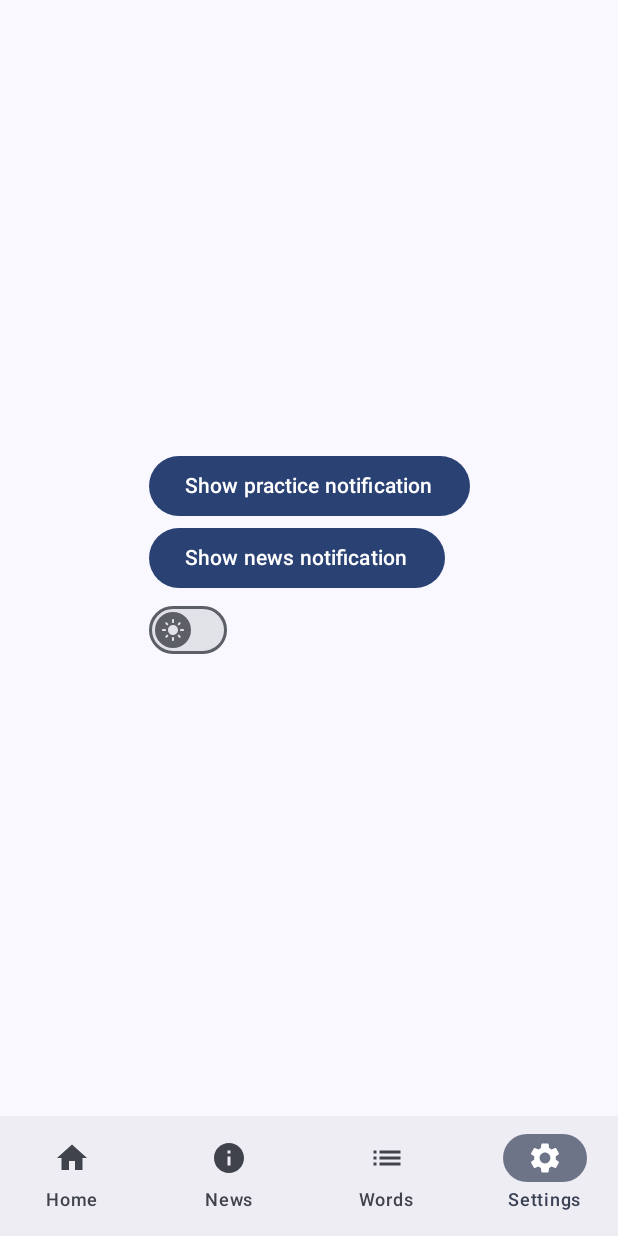
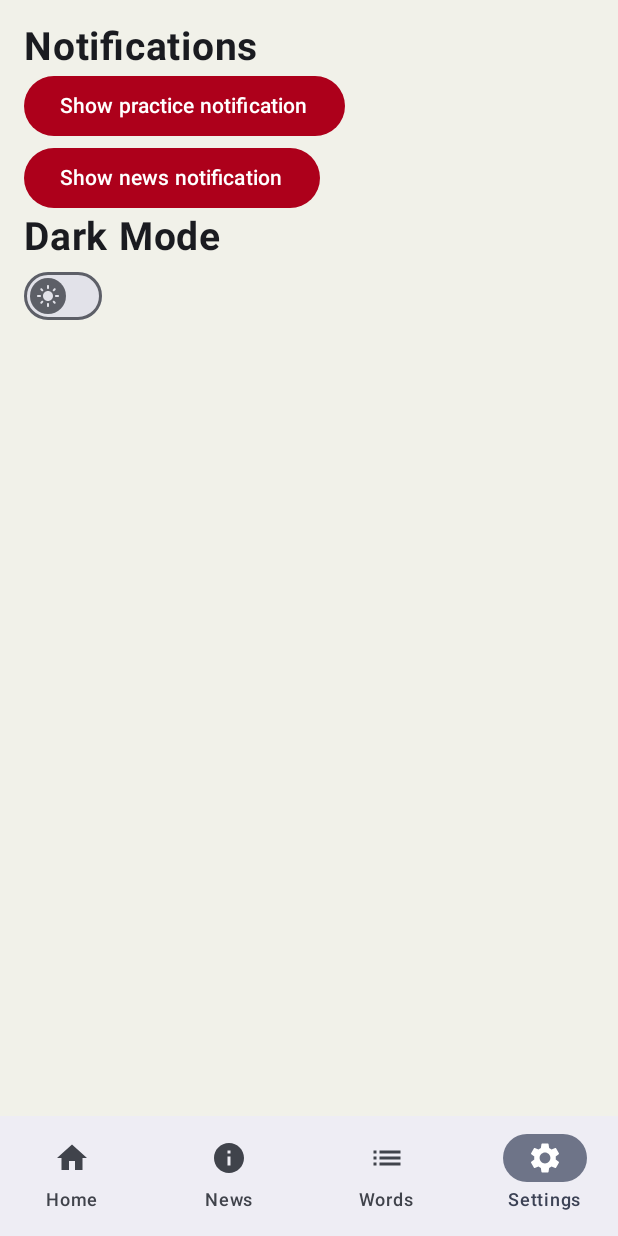
Before and after one commit to JeromeNL/DuoGerman, an Android app built with Jetpack Compose: the SettingsScreen screen opened through its navigation route, on a phone screen of 412 x 824 dp. Run offline under Robolectric (Android 15) with nearby library versions, the phone set to English and light mode, and no system bars.

Commit message:
Settings screen changed

```diff
--- a/app/src/main/java/nl/joramkwetters/duogerman/Screens/NewsScreen.kt
+++ b/app/src/main/java/nl/joramkwetters/duogerman/Screens/NewsScreen.kt
@@ -5,6 +5,7 @@ import androidx.compose.foundation.background
 import androidx.compose.foundation.layout.Box
 import androidx.compose.foundation.layout.Column
 import androidx.compose.foundation.layout.fillMaxWidth
+import androidx.compose.foundation.layout.height
 import androidx.compose.foundation.layout.padding
 import androidx.compose.foundation.layout.size
 import androidx.compose.foundation.lazy.LazyColumn
@@ -39,6 +40,7 @@ import java.time.LocalDateTime
 import java.time.format.DateTimeFormatter
 import java.util.Locale
 import kotlinx.coroutines.delay
+import nl.joramkwetters.duogerman.ui.theme.CustomDefaultRed
 
 @Composable
 fun NewsScreen(newsViewModel: NewsViewModel = viewModel()) {
--- a/app/src/main/java/nl/joramkwetters/duogerman/Screens/SettingsScreen.kt
+++ b/app/src/main/java/nl/joramkwetters/duogerman/Screens/SettingsScreen.kt
@@ -5,11 +5,13 @@ import android.content.Context
 import android.content.Intent
 import android.os.Build
 import androidx.annotation.RequiresApi
+import androidx.compose.foundation.background
 import androidx.compose.foundation.layout.Arrangement
 import androidx.compose.foundation.layout.Box
 import androidx.compose.foundation.layout.Column
 import androidx.compose.foundation.layout.Row
 import androidx.compose.foundation.layout.fillMaxSize
+import androidx.compose.foundation.layout.padding
 import androidx.compose.foundation.layout.size
 import androidx.compose.material.icons.Icons
 import androidx.compose.material.icons.rounded.Add
@@ -17,6 +19,7 @@ import androidx.compose.material.icons.rounded.ArrowBack
 import androidx.compose.material.icons.rounded.DarkMode
 import androidx.compose.material.icons.rounded.LightMode
 import androidx.compose.material3.Button
+import androidx.compose.material3.ButtonDefaults
 import androidx.compose.material3.Icon
 import androidx.compose.material3.MaterialTheme
 import androidx.compose.material3.Scaffold
@@ -31,6 +34,10 @@ import androidx.compose.runtime.rememberCoroutineScope
 import androidx.compose.runtime.setValue
 import androidx.compose.ui.Alignment
 import androidx.compose.ui.Modifier
+import androidx.compose.ui.graphics.Color
+import androidx.compose.ui.text.font.FontWeight
+import androidx.compose.ui.unit.dp
+import androidx.compose.ui.unit.sp
 import com.google.accompanist.permissions.ExperimentalPermissionsApi
 import com.google.accompanist.permissions.isGranted
 import com.google.accompanist.permissions.rememberPermissionState
@@ -38,6 +45,8 @@ import kotlinx.coroutines.launch
 import nl.joramkwetters.duogerman.GermanNotificationService
 import nl.joramkwetters.duogerman.ViewModels.ThemeViewModel
 import nl.joramkwetters.duogerman.data.DataStoreUtil
+import nl.joramkwetters.duogerman.ui.theme.CustomBackgroundLightGray
+import nl.joramkwetters.duogerman.ui.theme.CustomDefaultRed
 
 @RequiresApi(Build.VERSION_CODES.TIRAMISU)
 @OptIn(ExperimentalPermissionsApi::class)
@@ -55,17 +64,29 @@ fun SettingsScreen(context: Context, dataStoreUtil: DataStoreUtil, themeViewMode
         }
     }
 
-    Column {
+    Column(modifier = Modifier.background(CustomBackgroundLightGray)) {
         Row(
-            modifier = Modifier.fillMaxSize(),
-            horizontalArrangement = Arrangement.Center,
-            verticalAlignment = Alignment.CenterVertically
+            modifier = Modifier
+                .fillMaxSize()
+                .padding(16.dp)
+
+
         ) {
             Column {
+                Text(
+                    text = "Notifications",
+                    modifier = Modifier,
+                    fontSize = 26.sp,
+                    fontWeight = FontWeight.Bold
+                )
                 Button(
                     onClick = {
                         germanNotificationService.showPracticeNotification()
-                    }
+                    },
+                    colors = ButtonDefaults.buttonColors(
+                        containerColor = CustomDefaultRed
+                    )
+
                 ){
                     Text("Show practice notification")
                 }
@@ -73,10 +94,19 @@ fun SettingsScreen(context: Context, dataStoreUtil: DataStoreUtil, themeViewMode
                 Button(
                     onClick = {
                         germanNotificationService.showNewsNotification()
-                    }
+                    },
+                    colors = ButtonDefaults.buttonColors(
+                        containerColor = CustomDefaultRed
+                    )
                 ){
                     Text("Show news notification")
                 }
+                Text(
+                    text = "Dark Mode",
+                    modifier = Modifier,
+                    fontSize = 26.sp,
+                    fontWeight = FontWeight.Bold
+                )
                 DarkmodeSwitch(themeViewModel = themeViewModel, dataStoreUtil = dataStoreUtil)
 
             }
@@ -111,7 +141,7 @@ fun DarkmodeSwitch(themeViewModel: ThemeViewModel, dataStoreUtil: DataStoreUtil)
         },
         colors = SwitchDefaults.colors(
             checkedTrackColor = MaterialTheme.colorScheme.primary,
-            checkedThumbColor = MaterialTheme.colorScheme.onPrimary,
+            checkedThumbColor = CustomDefaultRed
         ),
     )
 
```
